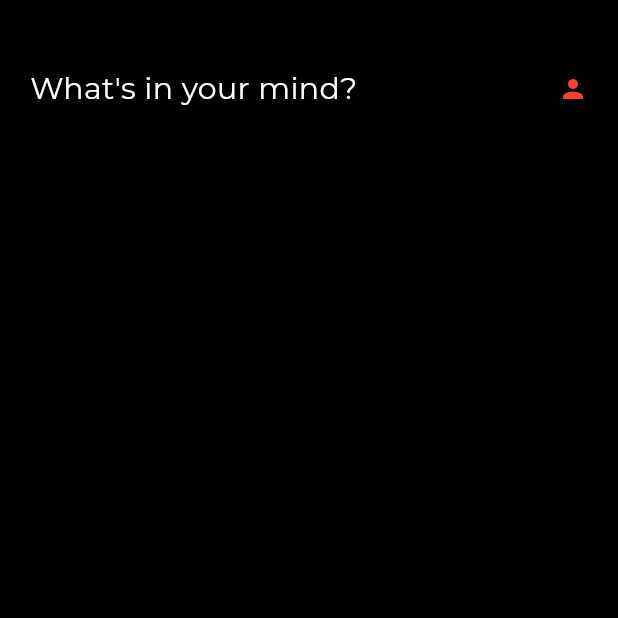
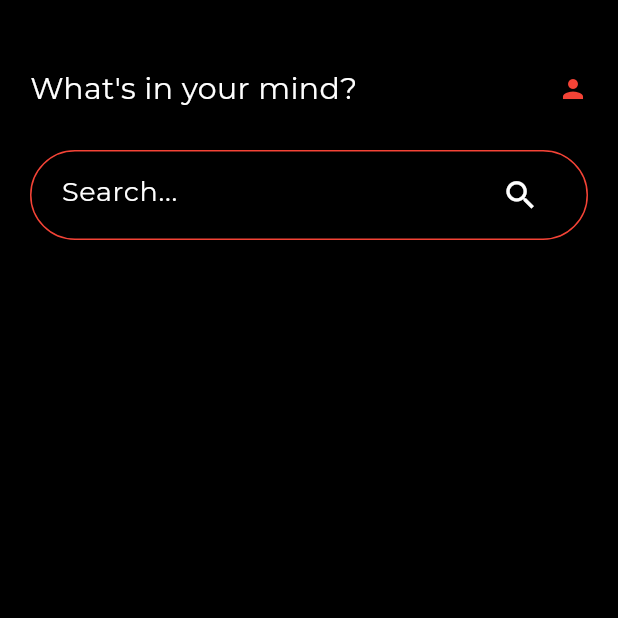
Before and after one commit to shivhub09/FlutterVerse-2.0, a Flutter app: the Homepage screen opened directly, on a phone screen of 412 x 824 dp, the top half of it. Run offline on Flutter 3.47's test engine with Material 2 defaults, Android fonts, the phone set to English and light mode, and no system bars; our stand-ins replace google_fonts.

Commit message:
Search box main screen

```diff
--- a/frontend_app/lib/screens/homepage.dart
+++ b/frontend_app/lib/screens/homepage.dart
@@ -44,6 +44,37 @@ class _HomepageState extends State<Homepage> {
 
 
           // search box
+          Positioned(
+            top: 100,
+            left: 20,
+            right: 20,
+            child: Container(
+              decoration: BoxDecoration(
+                  color: Colors.transparent,
+                  borderRadius: BorderRadius.circular(30.0),
+                  border: Border.all(color: Colors.red)),
+              child: Padding(
+                padding:
+                    const EdgeInsets.symmetric(horizontal: 20, vertical: 5),
+                child: TextFormField(
+                  cursorColor: Colors.white,
+                  controller: _controller,
+                  style: GoogleFonts.montserrat(color: Colors.white),
+                  decoration: InputDecoration(
+                    hintText: 'Search...',
+                    hintStyle: GoogleFonts.montserrat(
+                        color: Colors.white, fontSize: 18),
+                    border: InputBorder.none,
+                    suffixIcon: const Icon(
+                      Icons.search,
+                      color: Colors.white,
+                      size: 25,
+                    ),
+                  ),
+                ),
+              ),
+            ),
+          ),
 
 
           // Recipe Cards
```
